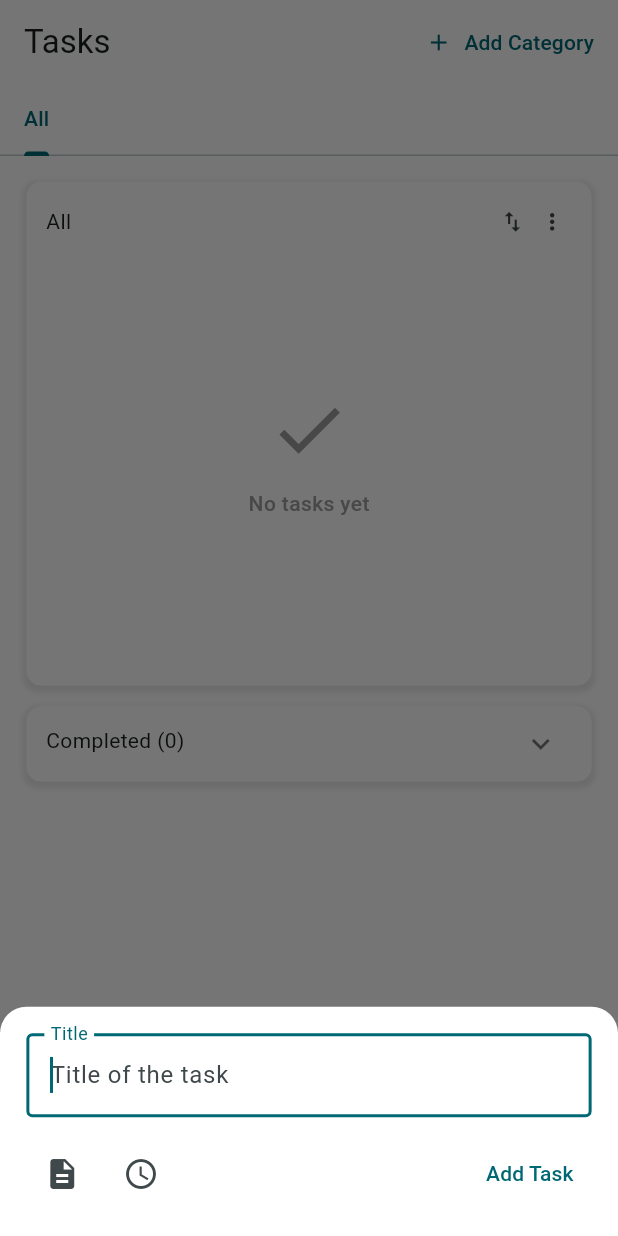
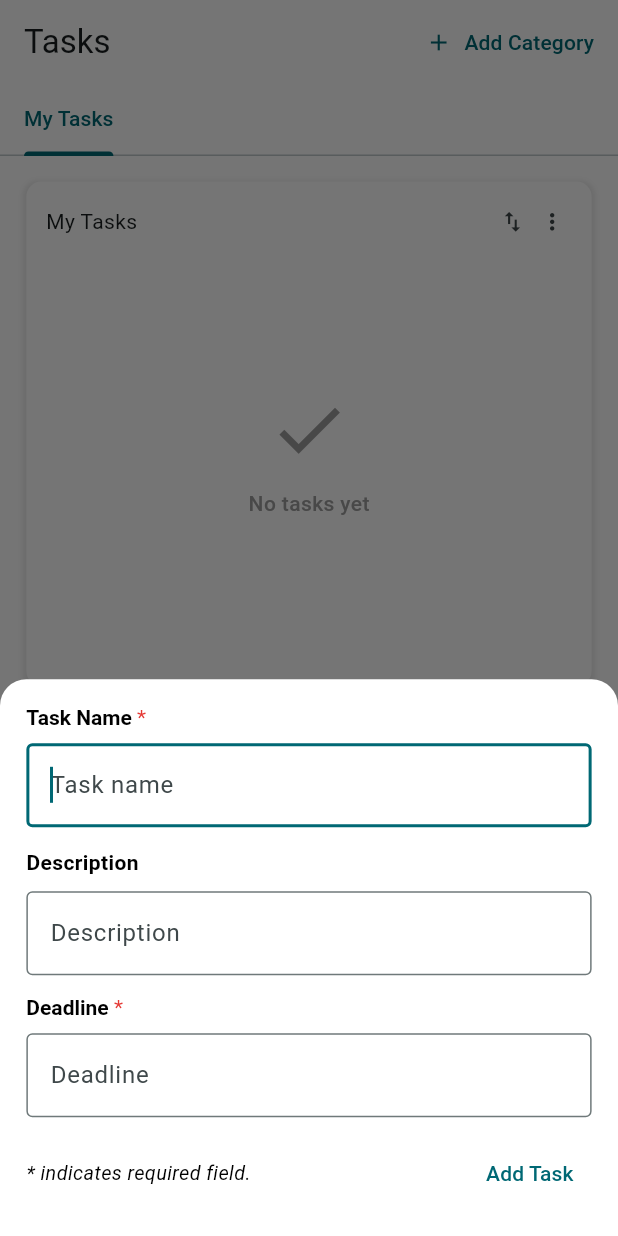
Before and after one commit to YuLiangGoh/alphline_tasks_app, a Flutter app: the screen it shows after launch, after a tap on the "add" icon, on a phone screen of 412 x 824 dp. Run offline on Flutter 3.47's test engine with Material 3 defaults, Android fonts, the phone set to English and light mode, and no system bars; drawn by our look-alikes of expandable; our stand-ins replace flutter_hooks, flutter_screenutil, flutter_slidable, hooks_riverpod, objectbox; missing offline and left inert: omni_datetime_picker; generated files the repository leaves out were written again.

Commit message:
[Adjust] move out code to clean widget, and add slidable widget to work on extra action.

```diff
--- a/lib/app/app_global.dart
+++ b/lib/app/app_global.dart
@@ -1,5 +1,6 @@
 import 'package:flutter/material.dart';
 import 'package:flutter_screenutil/flutter_screenutil.dart';
+import 'package:intl/intl.dart';
 import 'package:task/app/app_constant.dart';
 import 'package:task/util/object_box_util.dart';
 
@@ -88,30 +89,48 @@ final Widget gapHeight64 = SizedBox(height: 64.h);
 final Widget gapHeight80 = SizedBox(height: 80.h);
 
 /// A constant [TextStyle] with a font weight of [FontWeight.w900].
-TextStyle textStyleW900({double? fontSize, Color? color, double? height}) =>
+TextStyle textStyleW900({
+  double? fontSize,
+  Color? color,
+  double? height,
+  FontStyle? fontStyle,
+}) =>
     TextStyle(
       fontWeight: FontWeight.w900,
       fontSize: fontSize?.sp,
       color: color ?? AppColor.black,
       height: height,
+      fontStyle: fontStyle,
     );
 
 /// A constant [TextStyle] with a font weight of [FontWeight.w800].
-TextStyle textStyleW800({double? fontSize, Color? color, double? height}) =>
+TextStyle textStyleW800({
+  double? fontSize,
+  Color? color,
+  double? height,
+  FontStyle? fontStyle,
+}) =>
     TextStyle(
       fontWeight: FontWeight.w800,
       fontSize: fontSize?.sp,
       color: color ?? AppColor.black,
       height: height,
+      fontStyle: fontStyle,
     );
 
 /// A constant [TextStyle] with a font weight of [FontWeight.w700].
-TextStyle textStyleW700({double? fontSize, Color? color, double? height}) =>
+TextStyle textStyleW700({
+  double? fontSize,
+  Color? color,
+  double? height,
+  FontStyle? fontStyle,
+}) =>
     TextStyle(
       fontWeight: FontWeight.w700,
       fontSize: fontSize?.sp,
       color: color ?? AppColor.black,
       height: height,
+      fontStyle: fontStyle,
     );
 
 /// A constant [TextStyle] with a font weight of [FontWeight.w600].
@@ -121,60 +140,105 @@ TextStyle textStyleW600({
   double? height,
   TextDecoration? textDecoration,
   double? wordSpacing,
-}) => TextStyle(
+  FontStyle? fontStyle,
+}) =>
+    TextStyle(
       fontWeight: FontWeight.w600,
       fontSize: fontSize?.sp,
       color: color ?? AppColor.black,
       height: height,
       decoration: textDecoration,
       wordSpacing: wordSpacing,
+      fontStyle: fontStyle,
     );
 
 /// A constant [TextStyle] with a font weight of [FontWeight.w500].
-TextStyle textStyleW500({double? fontSize, Color? color, double? height}) =>
+TextStyle textStyleW500({
+  double? fontSize,
+  Color? color,
+  double? height,
+  FontStyle? fontStyle,
+}) =>
     TextStyle(
       fontWeight: FontWeight.w500,
       fontSize: fontSize?.sp,
       color: color ?? AppColor.black,
       height: height,
+      fontStyle: fontStyle,
     );
 
 /// A constant [TextStyle] with a font weight of [FontWeight.w400].
-TextStyle textStyleW400({double? fontSize, Color? color, double? height}) =>
+TextStyle textStyleW400({
+  double? fontSize,
+  Color? color,
+  double? height,
+  FontStyle? fontStyle,
+}) =>
     TextStyle(
       fontWeight: FontWeight.w400,
       fontSize: fontSize?.sp,
       color: color ?? AppColor.black,
       height: height,
+      fontStyle: fontStyle,
     );
 
 /// A constant [TextStyle] with a font weight of [FontWeight.w300].
-TextStyle textStyleW300({double? fontSize, Color? color, double? height}) =>
+TextStyle textStyleW300({
+  double? fontSize,
+  Color? color,
+  double? height,
+  FontStyle? fontStyle,
+}) =>
     TextStyle(
       fontWeight: FontWeight.w300,
       fontSize: fontSize?.sp,
       color: color ?? AppColor.black,
       height: height,
+      fontStyle: fontStyle,
     );
 
 /// A constant [TextStyle] with a font weight of [FontWeight.w200].
-TextStyle textStyleW200({double? fontSize, Color? color, double? height}) =>
+TextStyle textStyleW200({
+  double? fontSize,
+  Color? color,
+  double? height,
+  FontStyle? fontStyle,
+}) =>
     TextStyle(
       fontWeight: FontWeight.w200,
       fontSize: fontSize?.sp,
       color: color ?? AppColor.black,
       height: height,
+      fontStyle: fontStyle,
     );
 
 /// A constant [TextStyle] with a font weight of [FontWeight.w100].
-TextStyle textStyleW100({double? fontSize, Color? color, double? height}) =>
+TextStyle textStyleW100({
+  double? fontSize,
+  Color? color,
+  double? height,
+  FontStyle? fontStyle,
+}) =>
     TextStyle(
       fontWeight: FontWeight.w100,
       fontSize: fontSize?.sp,
       color: color ?? AppColor.black,
       height: height,
+      fontStyle: fontStyle,
     );
 
+/// Displays an error dialog with a customizable title, content, and confirm button text.
+///
+/// The dialog is non-dismissible by tapping outside of it and uses a semi-transparent
+/// black barrier color. The dialog has a rounded rectangular shape.
+///
+/// Parameters:
+/// - `title` (optional): The title of the error dialog. Defaults to `'Error'`.
+/// - `content` (optional): The content message of the error dialog. Defaults to `'Something went wrong'`.
+/// - `confirmButtonTitle` (optional): The text displayed on the confirm button. Defaults to `'Ok'`.
+///
+/// Returns:
+/// A `Future` that completes when the dialog is dismissed.
 Future showErrorDialog({
   String title = 'Error',
   String content = 'Something went wrong',
@@ -198,6 +262,23 @@ Future showErrorDialog({
   },
 );
 
+/// Displays a confirmation dialog with customizable options.
+///
+/// This function shows a dialog that prompts the user to confirm or cancel
+/// an action. The dialog can be customized with various parameters such as
+/// title, content, and button labels.
+///
+/// Parameters:
+/// - `title`: The title of the dialog (optional).
+/// - `content`: The content or message displayed in the dialog (optional).
+/// - `confirmButtonText`: The text for the confirm button (optional).
+/// - `cancelButtonText`: The text for the cancel button (optional).
+/// - `onConfirm`: A callback function that is executed when the confirm button is pressed (optional).
+/// - `onCancel`: A callback function that is executed when the cancel button is pressed (optional).
+///
+/// Returns:
+/// A [Future] that completes when the dialog is dismissed. The result can
+/// indicate whether the user confirmed or canceled the action.
 Future showConfirmDialog({
   required String title,
   required String content,
@@ -231,6 +312,12 @@ Future showConfirmDialog({
   },
 );
 
+/// Displays a snackbar with the given message.
+///
+/// This function is used to show a temporary notification or message
+/// to the user in the form of a snackbar.
+///
+/// [message] The text to be displayed in the snackbar.
 void showSnackBar(String message) {
   final snackBar = SnackBar(
     margin: EdgeInsets.symmetric(horizontal: 16.w, vertical: 8.h),
@@ -240,3 +327,16 @@ void showSnackBar(String message) {
   );
   ScaffoldMessenger.of(globalContext).showSnackBar(snackBar);
 }
+
+/// Returns a formatted string representation of a given `DateTime` object.
+///
+/// The formatting style and details are determined by the implementation
+/// of this function. This can be used to display dates and times in a
+/// user-friendly format.
+String getFormattedDateTimeString(
+  DateTime dateTime, {
+  String format = 'dd/MM/yyyy hh:mm aa',
+}) {
+  final DateFormat formatter = DateFormat(format);
+  return formatter.format(dateTime);
+}
--- a/lib/entity/model/task.dart
+++ b/lib/entity/model/task.dart
@@ -1,3 +1,4 @@
+// ignore_for_file: public_member_api_docs, sort_constructors_first
 import 'package:objectbox/objectbox.dart';
 import 'package:task/entity/model/category.dart';
 
@@ -16,6 +17,9 @@ class Task {
   @Property(type: PropertyType.date)
   DateTime? completedAt;
 
+  @Property(type: PropertyType.date)
+  DateTime? createdAt;
+
   final category = ToOne<Category>();
 
   List<String>? tags;
@@ -23,4 +27,16 @@ class Task {
   int? priority;
 
   bool? isRecurring;
+
+  Task({
+    this.id = 0,
+    this.title,
+    this.description,
+    this.deadlineAt,
+    this.completedAt,
+    this.createdAt,
+    this.tags,
+    this.priority,
+    this.isRecurring,
+  });
 }
--- a/lib/entity/view_model/dashboard_view_model.dart
+++ b/lib/entity/view_model/dashboard_view_model.dart
@@ -1,14 +1,20 @@
 // ignore_for_file: public_member_api_docs, sort_constructors_first
-
 
 import 'package:task/entity/model/category.dart';
 
 class DashboardViewModel {
   List<Category> categories;
+  Category? selectedCategory;
 
-  DashboardViewModel({this.categories = const []});
+  DashboardViewModel({this.categories = const [], this.selectedCategory});
 
-  DashboardViewModel copyWith({List<Category>? categories}) {
-    return DashboardViewModel(categories: categories ?? this.categories);
+  DashboardViewModel copyWith({
+    List<Category>? categories,
+    Category? selectedCategory,
+  }) {
+    return DashboardViewModel(
+      categories: categories ?? this.categories,
+      selectedCategory: selectedCategory ?? this.selectedCategory,
+    );
   }
 }
--- a/lib/screen/dashboard/component/add_task_bottom_sheet_widget.dart
+++ b/lib/screen/dashboard/component/add_task_bottom_sheet_widget.dart
@@ -1,6 +1,8 @@
 import 'package:flutter/material.dart';
 import 'package:flutter_hooks/flutter_hooks.dart';
 import 'package:flutter_screenutil/flutter_screenutil.dart';
+import 'package:omni_datetime_picker/omni_datetime_picker.dart';
+import 'package:task/app/app_constant.dart';
 import 'package:task/app/app_global.dart';
 
 class AddTaskBottomSheetWidget extends HookWidget {
@@ -12,9 +14,9 @@ class AddTaskBottomSheetWidget extends HookWidget {
 
   @override
   Widget build(BuildContext context) {
-    final isDescriptionShown = useState(false);
     final titleTextEditingController = useTextEditingController();
     final descriptionTextEditingController = useTextEditingController();
+    final deadlineTextEditingController = useTextEditingController();
     final selectedScheduleDate = useState<DateTime?>(null);
     return Padding(
       padding: EdgeInsets.all(
@@ -23,76 +25,99 @@ class AddTaskBottomSheetWidget extends HookWidget {
       child: Form(
         key: formKey,
         child: Column(
+          crossAxisAlignment: CrossAxisAlignment.start,
           mainAxisSize: MainAxisSize.min,
           children: [
+            RichText(
+              text: TextSpan(
+                text: 'Task Name',
+                style: textStyleW600(),
+                children: [
+                  TextSpan(
+                    text: ' *',
+                    style: textStyleW400(color: AppColor.errorRed),
+                  ),
+                ],
+              ),
+            ),
+
+            gapHeight8,
             TextFormField(
               autofocus: true,
               controller: titleTextEditingController,
               decoration: InputDecoration(
-                labelText: 'Title',
-                hintText: 'Title of the task',
+                hintText: 'Task name',
                 border: OutlineInputBorder(),
               ),
+              autovalidateMode: AutovalidateMode.onUserInteraction,
               validator: (value) {
                 if (value == null || value.isEmpty) {
-                  return 'Task title is required.';
+                  return 'Task name is required.';
                 }
                 return null;
               },
             ),
-            if (isDescriptionShown.value) ...[
             gapHeight12,
+            Text('Description', style: textStyleW600()),
+            gapHeight8,
             TextFormField(
               controller: descriptionTextEditingController,
               decoration: InputDecoration(
-                  labelText: 'Task Description',
-                  hintText: 'Enter task description',
+                hintText: 'Description',
                 border: OutlineInputBorder(),
               ),
             ),
+            gapHeight12,
+            RichText(
+              text: TextSpan(
+                text: 'Deadline',
+                style: textStyleW600(),
+                children: [
+                  TextSpan(
+                    text: ' *',
+                    style: textStyleW400(color: AppColor.errorRed),
+                  ),
                 ],
-            if (selectedScheduleDate.value != null) ...[
-              gapHeight12,
-              Align(
-                alignment: Alignment.centerLeft,
-                child: Chip(
-                  label: Text(
-                    'Scheduled Date: ${selectedScheduleDate.value?.toLocal().toString().split(' ')[0]}',
-                    style: TextStyle(fontSize: 14.sp),
               ),
-                  deleteIcon: Icon(Icons.close),
-                  onDeleted: () {
-                    selectedScheduleDate.value = null;
+            ),
+            gapHeight8,
+            TextFormField(
+              readOnly: true,
+              controller: deadlineTextEditingController,
+              decoration: InputDecoration(
+                labelText: 'Deadline',
+                hintText: 'Select a date',
+                border: OutlineInputBorder(),
+              ),
+              autovalidateMode: AutovalidateMode.onUserInteraction,
+              onTap: () async {
+                DateTime? dateTime = await showOmniDateTimePicker(
+                  context: context,
+                );
+                if (dateTime != null) {
+                  selectedScheduleDate.value = dateTime;
+                  deadlineTextEditingController
+                      .text = getFormattedDateTimeString(dateTime);
+                }
+              },
+              validator: (value) {
+                if (value == null || value.isEmpty) {
+                  return 'Deadline date is required.';
+                }
+                return null;
               },
             ),
-              ),
-            ],
             gapHeight12,
             Row(
+              mainAxisAlignment: MainAxisAlignment.spaceBetween,
               children: [
-                IconButton(
-                  onPressed: () {
-                    isDescriptionShown.value = true;
-                  },
-                  icon: Icon(Icons.description),
+                Text(
+                  '* indicates required field.',
+                  style: textStyleW400(
+                    fontSize: 12,
+                    fontStyle: FontStyle.italic,
                   ),
-                gapWidth4,
-                IconButton(
-                  onPressed: () {
-                    showDatePicker(
-                      context: context,
-                      initialDate: selectedScheduleDate.value ?? DateTime.now(),
-                      firstDate: DateTime.now(),
-                      lastDate: DateTime(2100),
-                    ).then((value) {
-                      if (value != null) {
-                        selectedScheduleDate.value = value;
-                      }
-                    });
-                  },
-                  icon: Icon(Icons.schedule),
                 ),
-                Spacer(),
                 TextButton(
                   onPressed: () {
                     if (formKey.currentState?.validate() ?? false) {
--- a/lib/screen/dashboard/component/tab_bar_item_widget.dart
+++ b/lib/screen/dashboard/component/tab_bar_body_widget.dart
@@ -1,21 +1,27 @@
 import 'package:expandable/expandable.dart';
 import 'package:flutter/material.dart';
+import 'package:flutter_hooks/flutter_hooks.dart';
 import 'package:flutter_screenutil/flutter_screenutil.dart';
 import 'package:task/app/app_constant.dart';
 import 'package:task/app/app_global.dart';
 import 'package:task/entity/model/task.dart';
+import 'package:task/screen/dashboard/component/tab_bar_body_ongoing_task_widget.dart';
 
-class TabBarItemWidget extends StatelessWidget {
-  const TabBarItemWidget({
+class TabBarBodyWidget extends HookWidget {
+  const TabBarBodyWidget({
     super.key,
     required this.categoryName,
     this.onGoingTaskList = const [],
     this.completedTaskList = const [],
+    this.onTaskMarkAsDone,
+    this.onTaskMarkAsNotDone,
   });
 
   final String categoryName;
   final List<Task> onGoingTaskList;
   final List<Task> completedTaskList;
+  final Function(Task task)? onTaskMarkAsDone;
+  final Function(Task task)? onTaskMarkAsNotDone;
 
   @override
   Widget build(BuildContext context) {
@@ -81,11 +87,8 @@ class TabBarItemWidget extends StatelessWidget {
                         shrinkWrap: true,
                         itemCount: onGoingTaskList.length,
                         itemBuilder: (_, index) {
-                          return ListTile(
-                            title: Text('${onGoingTaskList[index].title}'),
-                            subtitle: Text(
-                              '${onGoingTaskList[index].description}',
-                            ),
+                          return TabBarBodyOngoingTaskWidget(
+                            task: onGoingTaskList[index],
                           );
                         },
                       ),
--- a/lib/screen/dashboard/dashboard_controller.dart
+++ b/lib/screen/dashboard/dashboard_controller.dart
@@ -3,6 +3,7 @@ import 'package:flutter_screenutil/flutter_screenutil.dart';
 import 'package:hooks_riverpod/hooks_riverpod.dart';
 import 'package:task/app/app_constant.dart';
 import 'package:task/app/app_global.dart';
+import 'package:task/entity/model/task.dart';
 import 'package:task/entity/view_model/dashboard_view_model.dart';
 import 'package:task/screen/dashboard/component/add_category_bottom_sheet.dart';
 import 'package:task/screen/dashboard/component/add_task_bottom_sheet_widget.dart';
@@ -17,7 +18,29 @@ class DashboardController extends StateNotifier<DashboardViewModel> {
 
   Future<void> getCategories() async {
     final categories = await objectbox.getAllCategories();
-    state = state.copyWith(categories: categories);
+
+    if (categories.isEmpty) {
+      intializeInitialTaskCategory();
+      return;
+    }
+
+    state = state.copyWith(
+      categories: categories,
+      selectedCategory: state.selectedCategory ?? categories.first,
+    );
+  }
+
+  void intializeInitialTaskCategory() async {
+    await objectbox.addCategory('My Tasks');
+    final categories = await objectbox.getAllCategories();
+    state = state.copyWith(
+      categories: categories,
+      selectedCategory: state.selectedCategory ?? categories.first,
+    );
+  }
+
+  void setSelectedCategory(int index) {
+    state = state.copyWith(selectedCategory: state.categories[index]);
   }
 
   void onAddCategoryButtonPressed() {
@@ -63,8 +86,24 @@ class DashboardController extends StateNotifier<DashboardViewModel> {
       context: globalContext,
       builder: (_) {
         return AddTaskBottomSheetWidget(
-          onAddTaskPressed:
-              (String title, String? description, DateTime? scheduleDate) {},
+          onAddTaskPressed: (
+            String title,
+            String? description,
+            DateTime? scheduleDate,
+          ) async {
+            final task = Task(
+              title: title,
+              description: description,
+              deadlineAt: scheduleDate,
+              createdAt: DateTime.now(),
+            );
+
+            task.category.target = state.selectedCategory;
+
+            await objectbox.addTask(task);
+
+            await getCategories();
+          },
         );
       },
     );
--- a/lib/screen/dashboard/dashboard_page.dart
+++ b/lib/screen/dashboard/dashboard_page.dart
@@ -1,8 +1,10 @@
 import 'package:flutter/material.dart';
 import 'package:flutter_hooks/flutter_hooks.dart';
+import 'package:flutter_screenutil/flutter_screenutil.dart';
 import 'package:hooks_riverpod/hooks_riverpod.dart';
 import 'package:task/app/app_constant.dart';
-import 'package:task/screen/dashboard/component/tab_bar_item_widget.dart';
+import 'package:task/app/app_global.dart';
+import 'package:task/screen/dashboard/component/tab_bar_body_widget.dart';
 import 'package:task/screen/dashboard/dashboard_controller.dart';
 
 class DashboardPage extends HookConsumerWidget {
@@ -21,7 +23,7 @@ class DashboardPage extends HookConsumerWidget {
     }, []);
 
     return DefaultTabController(
-      length: 1 + dashboardViewModel.categories.length,
+      length: dashboardViewModel.categories.length,
       child: Scaffold(
         appBar: AppBar(
           backgroundColor: AppColor.whiteSmoke,
@@ -35,15 +37,37 @@ class DashboardPage extends HookConsumerWidget {
             ),
           ],
         ),
-        body: Scaffold(
+        body:
+            dashboardViewModel.categories.isEmpty
+                ? Scaffold(
+                  backgroundColor: AppColor.whiteSmoke,
+                  body: Center(
+                    child: Padding(
+                      padding: EdgeInsets.symmetric(horizontal: 16.w),
+                      child: Column(
+                        mainAxisSize: MainAxisSize.min,
+                        children: [
+                          Text('No categories yet.', style: textStyleW600()),
+                          gapHeight8,
+                          Text(
+                            'Tap the button above to add a new category to start adding task.',
+                            style: textStyleW400(color: Colors.grey),
+                            textAlign: TextAlign.center,
+                          ),
+                        ],
+                      ),
+                    ),
+                  ),
+                )
+                : Scaffold(
                   backgroundColor: AppColor.whiteSmoke,
                   appBar: AppBar(
                     backgroundColor: AppColor.whiteSmoke,
                     flexibleSpace: TabBar(
                       isScrollable: true,
                       tabAlignment: TabAlignment.start,
+                      onTap: dashboardController.setSelectedCategory,
                       tabs: [
-                Tab(text: 'All'),
                         ...dashboardViewModel.categories.map(
                           (category) => Tab(text: category.name),
                         ),
@@ -52,18 +76,29 @@ class DashboardPage extends HookConsumerWidget {
                   ),
                   body: TabBarView(
                     children: [
-              TabBarItemWidget(categoryName: 'All'),
                       ...dashboardViewModel.categories.map(
-                (category) =>
-                    TabBarItemWidget(categoryName: category.name ?? 'Unknown'),
+                        (category) => TabBarBodyWidget(
+                          categoryName: category.name ?? 'Unknown',
+                          onGoingTaskList:
+                              category.tasks
+                                  .where((task) => task.completedAt == null)
+                                  .toList(),
+                          completedTaskList:
+                              category.tasks
+                                  .where((task) => task.completedAt != null)
+                                  .toList(),
+                        ),
                       ),
                     ],
                   ),
                 ),
-        floatingActionButton: FloatingActionButton(
+        floatingActionButton:
+            dashboardViewModel.categories.isNotEmpty
+                ? FloatingActionButton(
                   onPressed: dashboardController.onAddTaskFloatingButtonPressed,
                   child: Icon(Icons.add),
-        ),
+                )
+                : SizedBox(),
       ),
     );
   }
--- a/pubspec.yaml
+++ b/pubspec.yaml
@@ -40,6 +40,9 @@ dependencies:
   hooks_riverpod: ^2.6.1
   flutter_screenutil: ^5.9.3
   expandable: ^5.0.1
+  omni_datetime_picker: ^2.1.1
+  intl: ^0.20.2
+  flutter_slidable: ^4.0.0
 
 dev_dependencies:
   flutter_test:
```
Also changed, not shown: lib/objectbox-model.json (+6 -1 lines), lib/screen/dashboard/component/tab_bar_body_complated_task_widget.dart (added, +10 -0 lines), lib/screen/dashboard/component/tab_bar_body_ongoing_task_widget.dart (added, +79 -0 lines), lib/objectbox.g.dart, pubspec.lock. Lines whose indentation alone changed are shown as unchanged.
